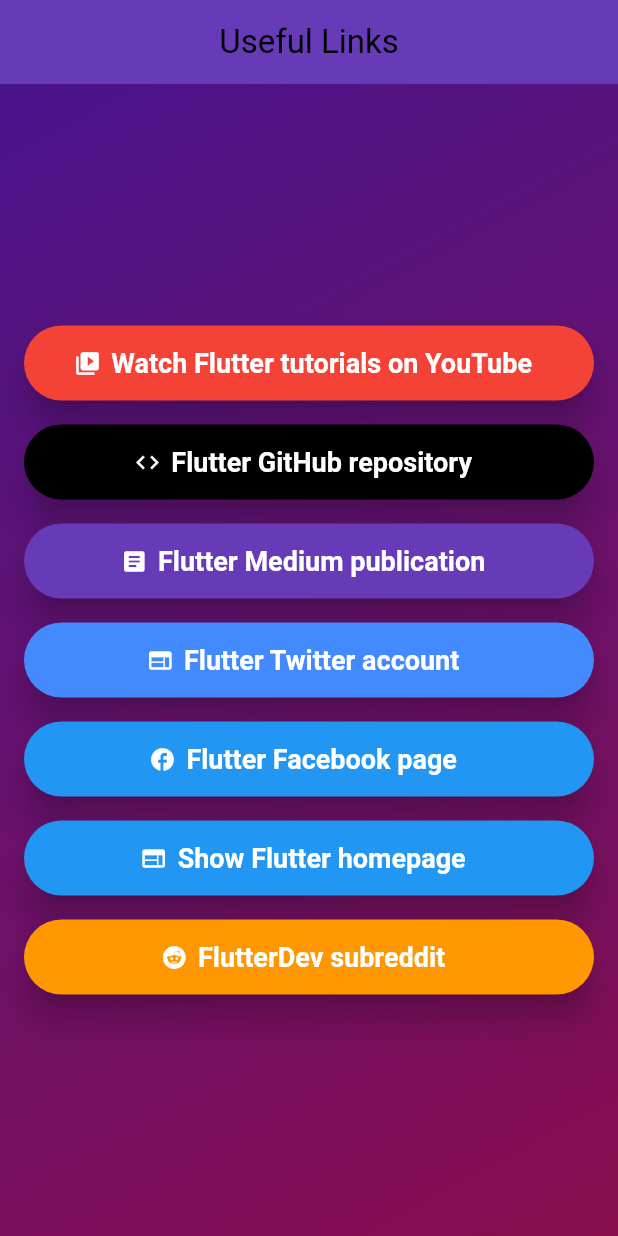
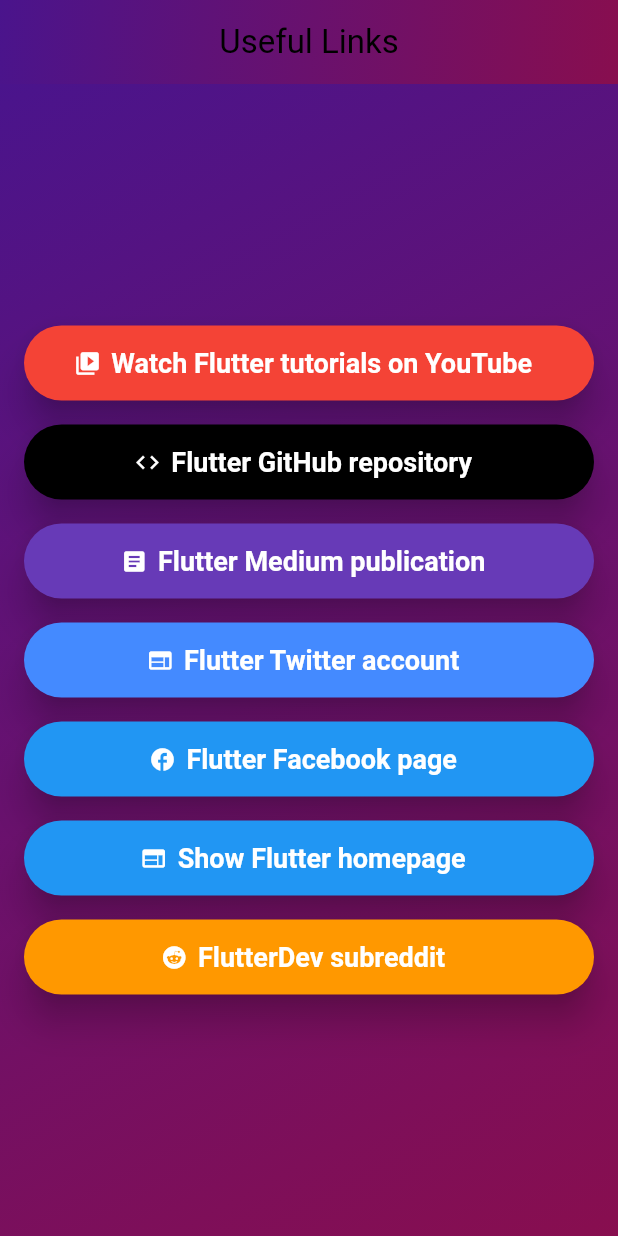
Before and after one commit to Abdelfatah-Darwish/Useful-Links, a Flutter app: the screen it shows after launch, on a phone screen of 412 x 824 dp. Run offline on Flutter 3.47's test engine with Material 3 defaults, Android fonts, the phone set to English and light mode, and no system bars.

Commit message:
change the theme of screen

```diff
--- a/lib/main.dart
+++ b/lib/main.dart
@@ -52,8 +52,21 @@
   @override
   Widget build(BuildContext context) {
     return Scaffold(
-      appBar: AppBar(
-        title: const Text('Useful Links'),
+      appBar: PreferredSize(
+        preferredSize: const Size.fromHeight(kToolbarHeight),
+        child: AppBar(
+          flexibleSpace: Container(
+            decoration: const BoxDecoration(
+              gradient: LinearGradient(
+                colors: [Color(0xFF4A148C), Color(0xFF880E4F)],
+                begin: Alignment.topLeft,
+                end: Alignment.bottomRight,
+              ),
+            ),
+          ),
+          title: const Text('Useful Links'),
+          centerTitle: true,
+        ),
       ),
       body: Container(
         decoration: const BoxDecoration(
@@ -79,7 +92,7 @@
                 icon: Icons.code,
                 label: 'Flutter GitHub repository',
                 color: Colors.black,
-                url: Uri.parse('https://github.com/'),
+                url: Uri.parse('https://github.com/flutter/flutter'),
               ),
               const SizedBox(height: 16),
               _buildButton(
@@ -93,7 +106,7 @@
                 icon: Icons.web,
                 label: 'Flutter Twitter account',
                 color: Colors.blueAccent,
-                url: Uri.parse('https://x.com/flutterdev'),
+                url: Uri.parse('https://twitter.com/flutterdev'),
               ),
               const SizedBox(height: 16),
               _buildButton(
```
